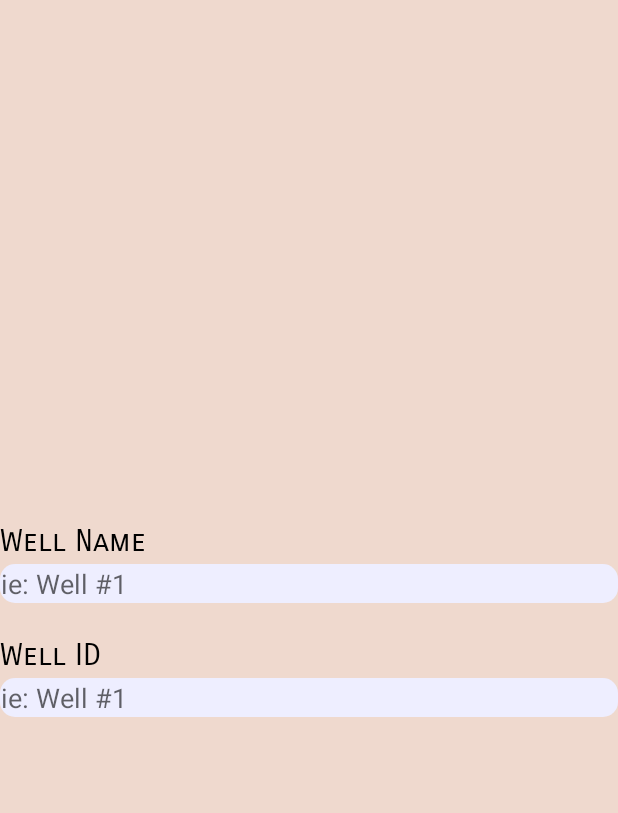
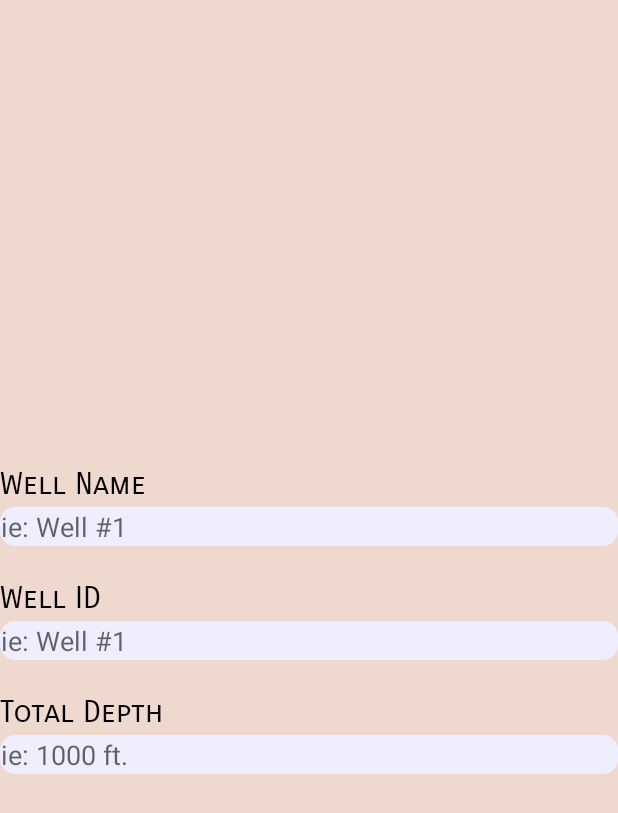
Before and after one commit to octagonalsquare/WellInformed, an Android app: the layout activity_well_inspection.xml on its own in the app's theme, with its tools: preview values and no code run, on a phone screen of 412 x 824 dp. Shown: the top 813 px of the screen. Run offline under Robolectric (Android 15) with nearby library versions, the phone set to English and light mode, and no system bars.

Commit message:
Well Inspection activity

```diff
--- a/app/src/main/AndroidManifest.xml
+++ b/app/src/main/AndroidManifest.xml
@@ -29,6 +29,8 @@
         <activity android:name=".wellIndex"
                   android:label="Well Index"/>
         <activity android:name=".MainActivity"/>
+        <activity android:name=".wellInspection"
+                  android:label="Well Inspection"/>
 
 
         <activity
--- a/app/src/main/java/com/example/wellinformed2/MainActivity.java
+++ b/app/src/main/java/com/example/wellinformed2/MainActivity.java
@@ -52,7 +52,7 @@ public class MainActivity extends AppCompatActivity implements View.OnClickListe
                 startActivity(new Intent(this, ownerIndex.class));
                 return true;
             case R.id.nav_wellDriller:
-                startActivity(new Intent(this,drillerIndex.class));
+                startActivity(new Intent(this, drillerIndex.class));
                 return true;
             case R.id.nav_navigation:
                 startActivity(new Intent(this,navigation.class));
@@ -75,7 +75,7 @@ public class MainActivity extends AppCompatActivity implements View.OnClickListe
         }
 
         if(view==txvDrillerIndex){
-            startActivity(new Intent(this,drillerIndex.class));
+            startActivity(new Intent(this, drillerIndex.class));
         }
         if(view==txvNavigation){
             startActivity(new Intent(this,navigation.class));
--- a/app/src/main/res/layout/activity_well_inspection.xml
+++ b/app/src/main/res/layout/activity_well_inspection.xml
@@ -44,8 +44,8 @@
             </EditText>
 
             <View
-                android:layout_width="match_parent"
-                android:layout_height="20dp"></View>
+            android:layout_width="match_parent"
+            android:layout_height="20dp"/>
 
             <TextView
                 android:layout_width="match_parent"
@@ -69,6 +69,32 @@
                 android:background="@drawable/white_rounded_corner">
             </EditText>
 
+            <View
+                android:layout_width="match_parent"
+                android:layout_height="20dp"/>
+
+            <TextView
+                android:layout_width="match_parent"
+                android:layout_height="30dp"
+                android:layout_column="1"
+                android:alpha="1"
+                android:background="@color/lightBackground"
+                android:fontFamily="sans-serif-smallcaps"
+                android:gravity="center_vertical"
+                android:text="Total Depth"
+                android:textAppearance="@style/TextAppearance.AppCompat.Medium"
+                android:textColor="@color/darkBackground"
+                android:textSize="20sp" />
+
+            <EditText
+                android:id="@+id/EditTextTotalDepth"
+                android:layout_height="wrap_content"
+                android:hint="ie: 1000 ft."
+                android:layout_width="match_parent"
+                android:inputType="textPersonName"
+                android:background="@drawable/white_rounded_corner">
+            </EditText>
+
         </LinearLayout>
     </ScrollView>
 
```
Also changed, not shown: app/src/main/java/com/example/wellinformed2/wellInspection.java (+6 -9 lines).
